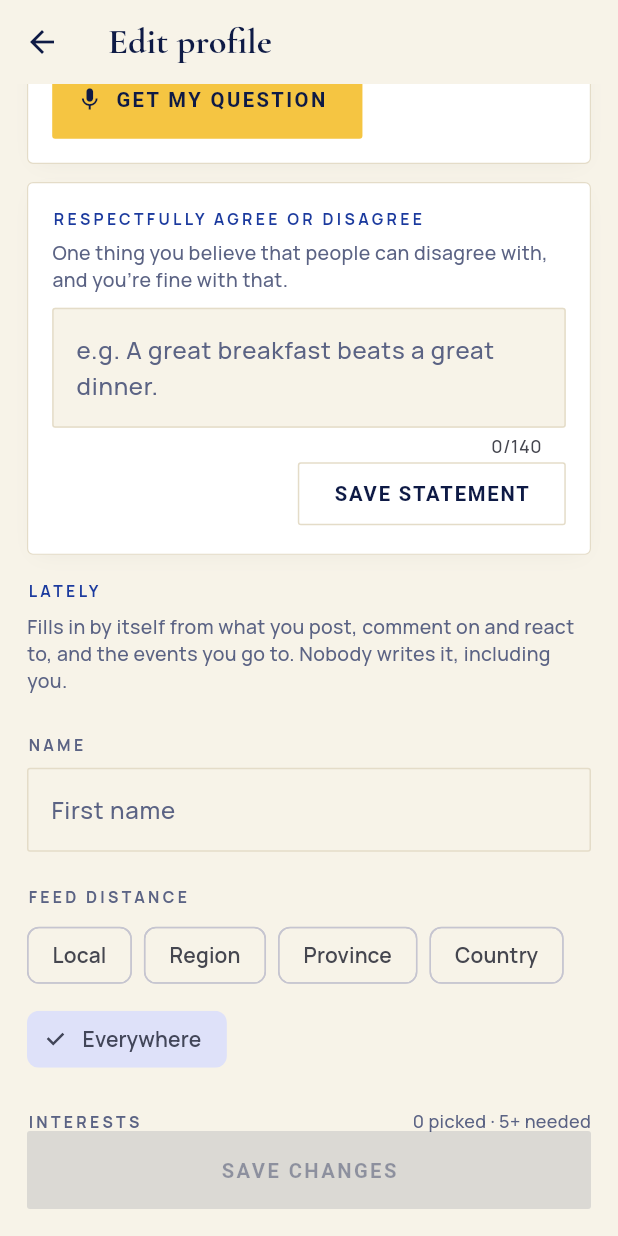
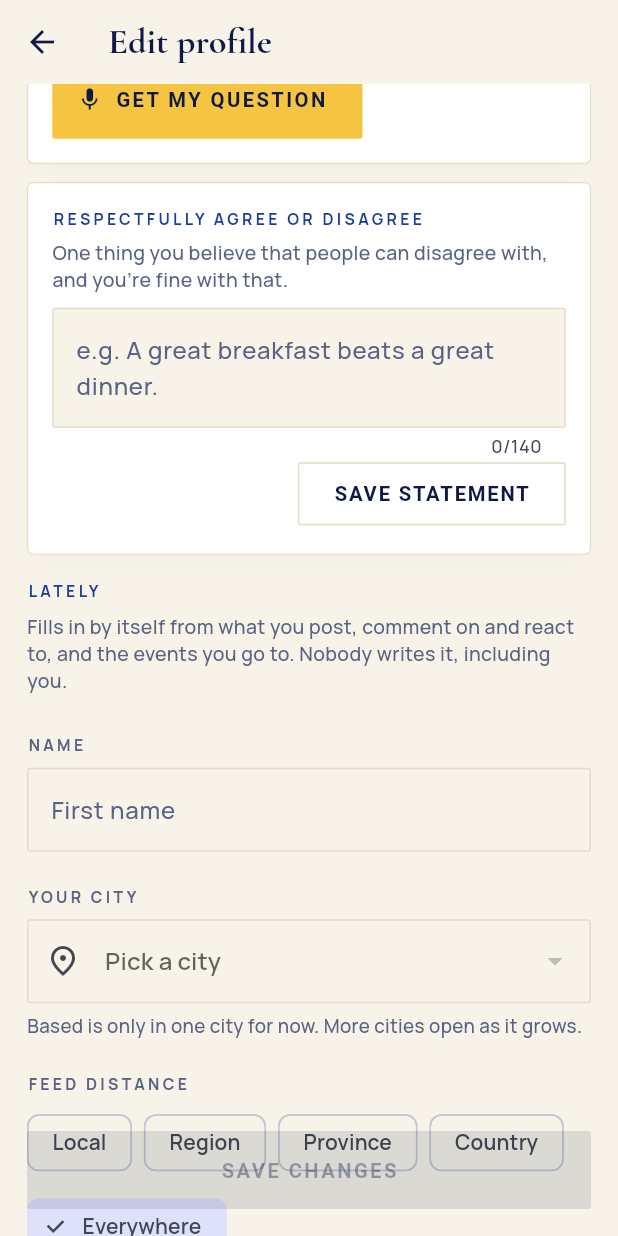
Before and after one commit to gfys606-hue/based-dating, a Flutter app: the EditProfileScreen screen opened directly, scrolled down 576 dp, on a phone screen of 412 x 824 dp. Run offline on Flutter 3.47's test engine with Material 3 defaults, Android fonts, the phone set to English and light mode, and no system bars; our stand-ins replace audioplayers, cross_file, firebase_core, firebase_messaging, flutter_map, geolocator and 5 more; missing offline and left inert: livekit_client, record; accounts and stored records are empty; network calls fail.

Commit message:
Cities (3/3): Your city pull-down in Edit profile, city on Home, Cities in The door

```diff
--- a/app/lib/screens/edit_profile_screen.dart
+++ b/app/lib/screens/edit_profile_screen.dart
@@ -2,6 +2,7 @@ import 'package:flutter/material.dart';
 import 'package:image_picker/image_picker.dart';
 
 import '../services/api.dart';
+import '../services/city_api.dart';
 import '../services/invites_api.dart';
 import '../theme.dart';
 import '../widgets/self_expression.dart';
@@ -27,6 +28,8 @@ class _EditProfileScreenState extends State<EditProfileScreen> {
   final _stance = TextEditingController();
   Map<String, dynamic>? _me; // my profile as others see it: voice, stance, lately
   String _range = 'global';
+  List<Map<String, dynamic>> _cities = [];
+  String? _city;
   bool _loading = true;
   bool _busy = false;
   bool _dirty = false;
@@ -45,6 +48,14 @@ class _EditProfileScreenState extends State<EditProfileScreen> {
   }
 
   Future<void> _load() async {
+    Future.wait([CityApi.open(), CityApi.mine()]).then((r) {
+      if (mounted) {
+        setState(() {
+          _cities = r[0] as List<Map<String, dynamic>>;
+          _city = (r[1] as Map<String, dynamic>?)?['slug'] as String?;
+        });
+      }
+    }).catchError((_) {});
     try {
       final r = await Future.wait([Api.myProfile(), Api.myPhotos(), Api.topics(), Api.myTopicIds(), Api.profile(Api.me)]);
       if (!mounted) return;
@@ -316,6 +327,44 @@ class _EditProfileScreenState extends State<EditProfileScreen> {
                     onChanged: (_) => setState(() => _dirty = true),
                   ),
                   const SizedBox(height: 22),
+                  SectionLabel('Your city'),
+                  const SizedBox(height: 8),
+                  DropdownButtonFormField<String>(
+                    value: _cities.any((c) => c['slug'] == _city) ? _city : null,
+                    isExpanded: true,
+                    decoration: const InputDecoration(prefixIcon: Icon(Icons.place_outlined)),
+                    hint: const Text('Pick a city'),
+                    items: [
+                      for (final c in _cities)
+                        DropdownMenuItem(
+                          value: c['slug'] as String,
+                          child: Text([c['name'], c['region']].whereType<String>().join(', ')),
+                        ),
+                    ],
+                    onChanged: _busy
+                        ? null
+                        : (v) {
+                            if (v == null || v == _city) return;
+                            final was = _city;
+                            setState(() => _city = v);
+                            _run(() async {
+                              try {
+                                await CityApi.set(v);
+                              } catch (e) {
+                                if (mounted) setState(() => _city = was);
+                                rethrow;
+                              }
+                            }, done: 'City saved.');
+                          },
+                  ),
+                  const SizedBox(height: 6),
+                  Text(
+                    _cities.length <= 1
+                        ? 'Based is only in ${_cities.isEmpty ? 'one city' : _cities.first['name']} for now. More cities open as it grows.'
+                        : 'Ouch shows you people in this city.',
+                    style: TextStyle(color: B.muted, fontSize: 12.5),
+                  ),
+                  const SizedBox(height: 22),
                   SectionLabel('Feed distance'),
                   const SizedBox(height: 8),
                   Wrap(spacing: 8, runSpacing: 8, children: [
--- a/app/lib/screens/home_screen.dart
+++ b/app/lib/screens/home_screen.dart
@@ -2,6 +2,7 @@ import 'package:flutter/material.dart';
 import 'package:intl/intl.dart';
 
 import '../services/api.dart';
+import '../services/city_api.dart';
 import '../theme.dart';
 import '../widgets/signed_photo.dart';
 import '../widgets/ui.dart';
@@ -40,6 +41,7 @@ class _HomeScreenState extends State<HomeScreen> {
   }
 
   Future<void> _load() async {
+    CityApi.mine().catchError((_) => null);
     try {
       final results = await Future.wait([
         Api.myMatches(),
@@ -105,6 +107,20 @@ class _HomeScreenState extends State<HomeScreen> {
             Expanded(
               child: Column(crossAxisAlignment: CrossAxisAlignment.start, children: [
                 Text('The door is not for everyone.', style: B.sloganStyle),
+                // the city you're meeting people in (pick it in Edit profile)
+                ValueListenableBuilder(
+                  valueListenable: CityApi.current,
+                  builder: (context, city, _) => city == null
+                      ? const SizedBox.shrink()
+                      : Padding(
+                          padding: const EdgeInsets.only(top: 3),
+                          child: Row(children: [
+                            const Icon(Icons.place_outlined, size: 13, color: B.gold),
+                            const SizedBox(width: 4),
+                            Text((city['name'] as String).toUpperCase(), style: B.label.copyWith(color: B.gold)),
+                          ]),
+                        ),
+                ),
                 const SizedBox(height: 8),
                 Text('${DateFormat('EEEE').format(now)} $partOfDay'.toUpperCase(), style: B.label),
                 const SizedBox(height: 4),
```
Also changed, not shown: app/lib/screens/invite_screens.dart (+55 -0 lines).
